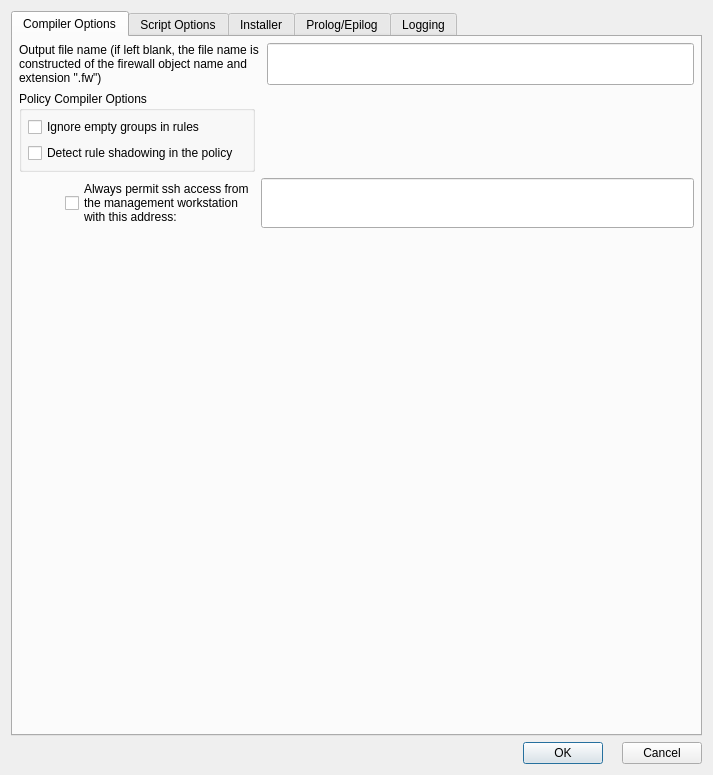
Old version of the form src/gui/iosacladvanceddialog_q.ui in the repository fwbuilder/fwbuilder.
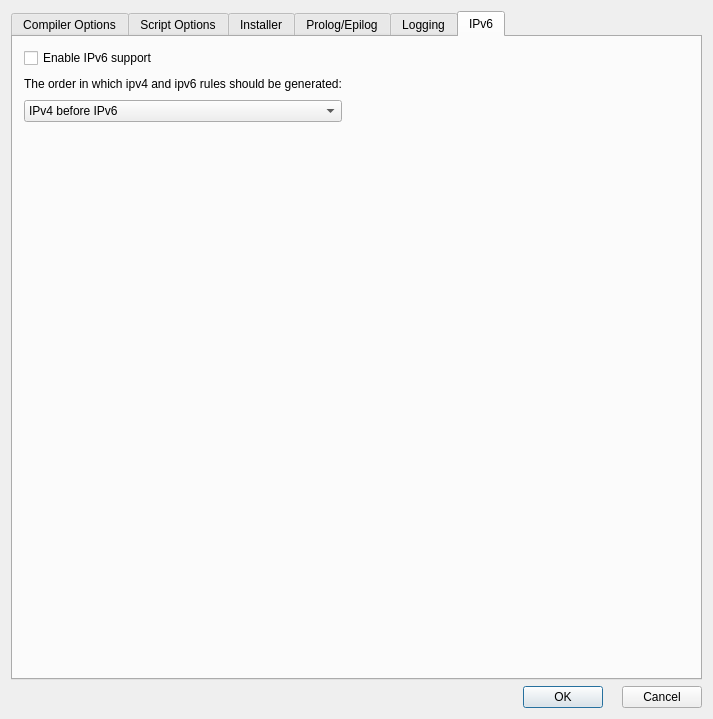
New version of the form. The open tabs and pages were chosen to show the change.

What changed in the file:
```diff
--- a/src/gui/iosacladvanceddialog_q.ui
+++ b/src/gui/iosacladvanceddialog_q.ui
@@ -9,7 +9,7 @@
     <x>0</x>
     <y>0</y>
     <width>713</width>
-    <height>775</height>
+    <height>719</height>
    </rect>
   </property>
   <property name="windowTitle" >
@@ -22,7 +22,19 @@
    <property name="margin" >
     <number>11</number>
    </property>
-   <property name="spacing" >
+   <property name="topMargin" >
+    <number>11</number>
+   </property>
+   <property name="rightMargin" >
+    <number>11</number>
+   </property>
+   <property name="bottomMargin" >
+    <number>11</number>
+   </property>
+   <property name="horizontalSpacing" >
+    <number>6</number>
+   </property>
+   <property name="verticalSpacing" >
     <number>6</number>
    </property>
    <item row="1" column="0" >
@@ -98,7 +110,19 @@
        <property name="margin" >
         <number>6</number>
        </property>
-       <property name="spacing" >
+       <property name="topMargin" >
+        <number>6</number>
+       </property>
+       <property name="rightMargin" >
+        <number>6</number>
+       </property>
+       <property name="bottomMargin" >
+        <number>6</number>
+       </property>
+       <property name="horizontalSpacing" >
+        <number>6</number>
+       </property>
+       <property name="verticalSpacing" >
         <number>6</number>
        </property>
        <item row="3" column="1" >
@@ -120,9 +144,7 @@
        <item row="0" column="0" colspan="3" >
         <widget class="QLabel" name="textLabel1_5" >
          <property name="sizePolicy" >
-          <sizepolicy>
-           <hsizetype>7</hsizetype>
-           <vsizetype>5</vsizetype>
+          <sizepolicy vsizetype="Preferred" hsizetype="Expanding" >
            <horstretch>0</horstretch>
            <verstretch>0</verstretch>
           </sizepolicy>
@@ -151,9 +173,7 @@
        <item row="2" column="2" colspan="2" >
         <widget class="QLineEdit" name="mgmt_addr" >
          <property name="sizePolicy" >
-          <sizepolicy>
-           <hsizetype>7</hsizetype>
-           <vsizetype>0</vsizetype>
+          <sizepolicy vsizetype="Fixed" hsizetype="Expanding" >
            <horstretch>0</horstretch>
            <verstretch>0</verstretch>
           </sizepolicy>
@@ -194,9 +214,7 @@
        <item row="1" column="0" colspan="2" >
         <widget class="QGroupBox" name="frame114" >
          <property name="sizePolicy" >
-          <sizepolicy>
-           <hsizetype>7</hsizetype>
-           <vsizetype>5</vsizetype>
+          <sizepolicy vsizetype="Preferred" hsizetype="Expanding" >
            <horstretch>0</horstretch>
            <verstretch>0</verstretch>
           </sizepolicy>
@@ -208,7 +226,19 @@
           <property name="margin" >
            <number>6</number>
           </property>
-          <property name="spacing" >
+          <property name="topMargin" >
+           <number>6</number>
+          </property>
+          <property name="rightMargin" >
+           <number>6</number>
+          </property>
+          <property name="bottomMargin" >
+           <number>6</number>
+          </property>
+          <property name="horizontalSpacing" >
+           <number>6</number>
+          </property>
+          <property name="verticalSpacing" >
            <number>6</number>
           </property>
           <item row="5" column="0" >
@@ -1023,6 +1053,67 @@
        </item>
       </layout>
      </widget>
+     <widget class="QWidget" name="tab_2" >
+      <attribute name="title" >
+       <string>IPv6</string>
+      </attribute>
+      <layout class="QGridLayout" >
+       <item row="0" column="0" >
+        <widget class="QCheckBox" name="ipv6_2" >
+         <property name="text" >
+          <string>Enable IPv6 support</string>
+         </property>
+        </widget>
+       </item>
+       <item row="1" column="0" >
+        <widget class="QLabel" name="label_2" >
+         <property name="text" >
+          <string>The order in which ipv4 and ipv6 rules should be generated:</string>
+         </property>
+        </widget>
+       </item>
+       <item row="1" column="1" >
+        <spacer>
+         <property name="orientation" >
+          <enum>Qt::Horizontal</enum>
+         </property>
+         <property name="sizeHint" >
+          <size>
+           <width>40</width>
+           <height>20</height>
+          </size>
+         </property>
+        </spacer>
+       </item>
+       <item row="2" column="0" >
+        <widget class="QComboBox" name="ipv4before_2" >
+         <item>
+          <property name="text" >
+           <string>IPv4 before IPv6</string>
+          </property>
+         </item>
+         <item>
+          <property name="text" >
+           <string>IPv6 before IPv4</string>
+          </property>
+         </item>
+        </widget>
+       </item>
+       <item row="3" column="0" >
+        <spacer>
+         <property name="orientation" >
+          <enum>Qt::Vertical</enum>
+         </property>
+         <property name="sizeHint" >
+          <size>
+           <width>20</width>
+           <height>40</height>
+          </size>
+         </property>
+        </spacer>
+       </item>
+      </layout>
+     </widget>
     </widget>
    </item>
   </layout>
```
Left out of the diff: 311 changed lines with no effect on the pictures.
